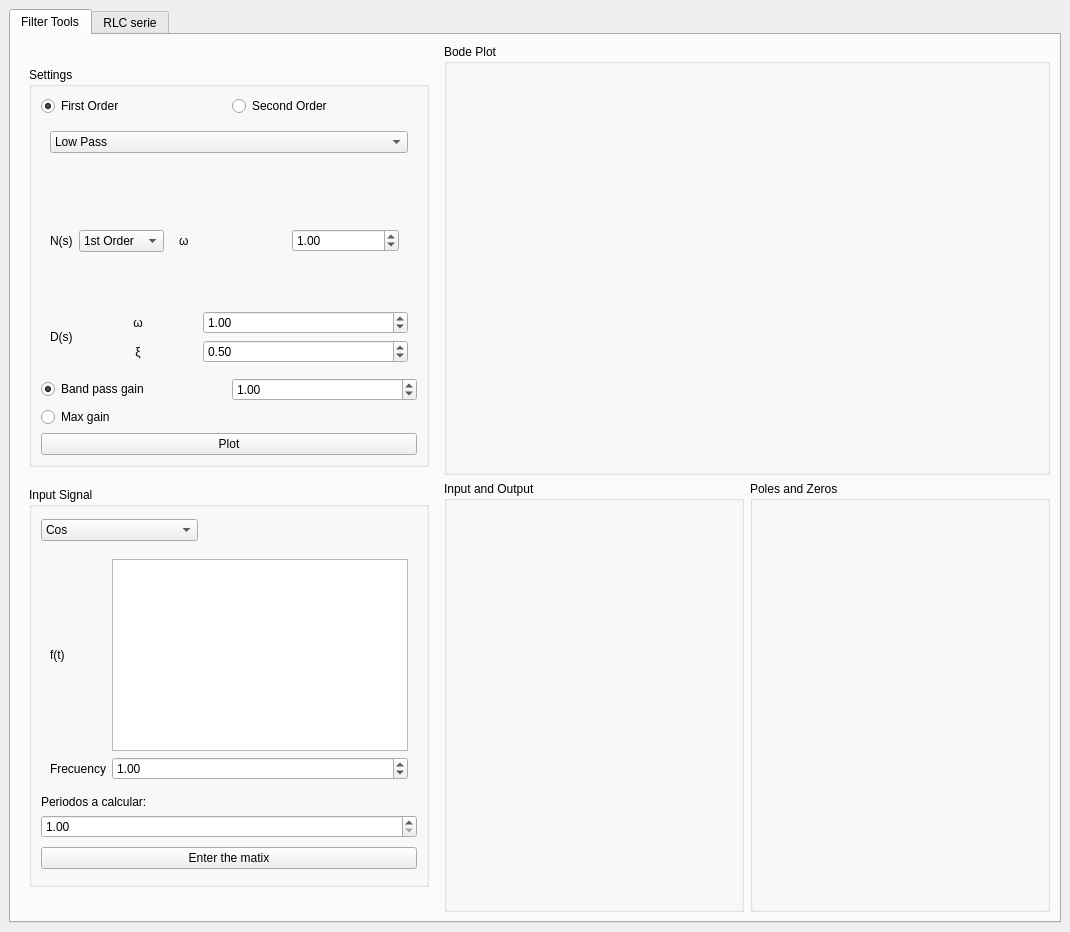
The window that UI.ui (GullinoAgus/Filter-TOOL-ELECTRO) describes before a commit, drawn with Qt 5.
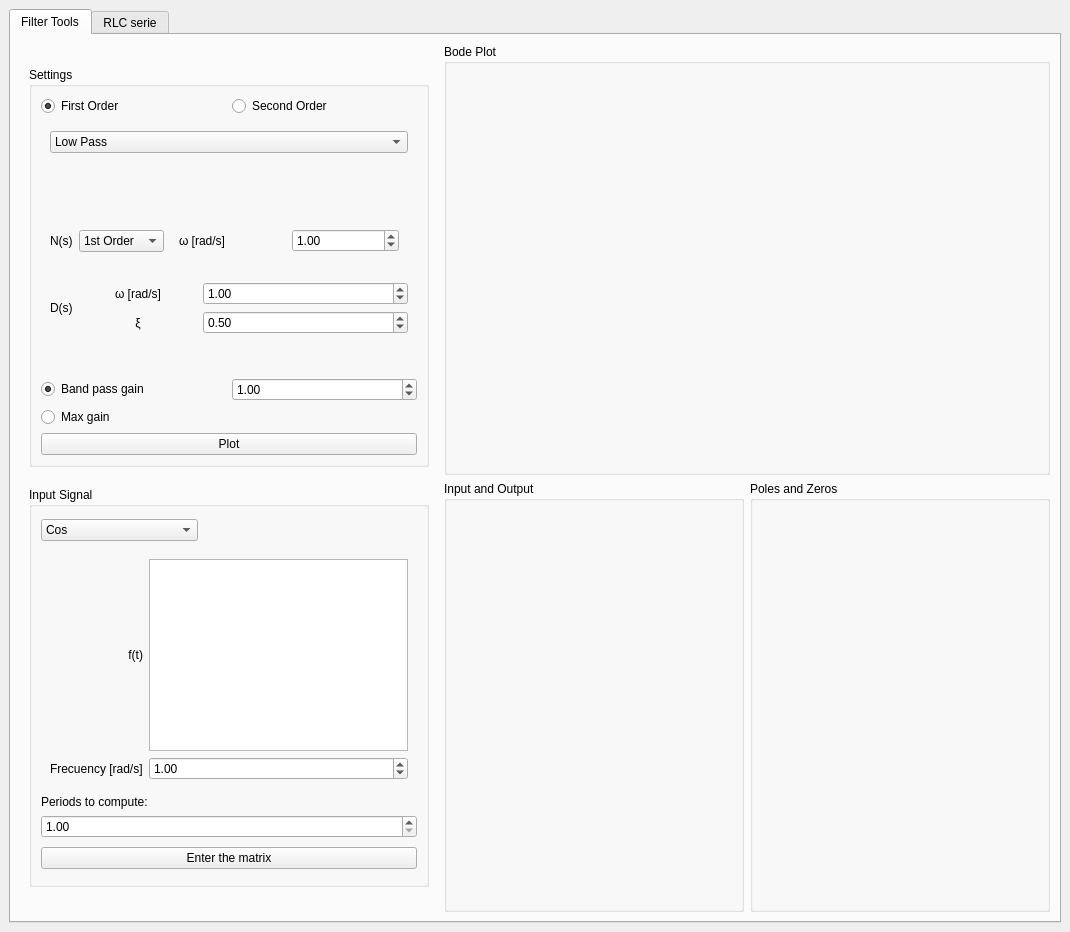
The same window after the commit. The open tabs and pages were chosen to show the change.

Commit message: Interfaz grafica actualizada

Diff of the .ui file:
```diff
--- a/UI.ui
+++ b/UI.ui
@@ -312,6 +312,12 @@
                        <layout class="QHBoxLayout" name="horizontalLayout_7">
                         <item>
                          <widget class="QLabel" name="label_2">
+                          <property name="sizePolicy">
+                           <sizepolicy hsizetype="Preferred" vsizetype="Maximum">
+                            <horstretch>0</horstretch>
+                            <verstretch>0</verstretch>
+                           </sizepolicy>
+                          </property>
                           <property name="text">
                            <string>N(s)</string>
                           </property>
@@ -333,6 +339,12 @@
                         </item>
                         <item>
                          <widget class="QStackedWidget" name="NumeratorComboBoxStackedWidget">
+                          <property name="sizePolicy">
+                           <sizepolicy hsizetype="Preferred" vsizetype="Maximum">
+                            <horstretch>0</horstretch>
+                            <verstretch>0</verstretch>
+                           </sizepolicy>
+                          </property>
                           <property name="currentIndex">
                            <number>0</number>
                           </property>
@@ -343,7 +355,7 @@
                               <item row="0" column="0">
                                <widget class="QLabel" name="label_20">
                                 <property name="text">
-                                 <string>ω</string>
+                                 <string>ω [rad/s]</string>
                                 </property>
                                </widget>
                               </item>
@@ -459,7 +471,7 @@
                              </size>
                             </property>
                             <property name="text">
-                             <string>ω</string>
+                             <string>ω [rad/s]</string>
                             </property>
                             <property name="textFormat">
                              <enum>Qt::AutoText</enum>
@@ -808,23 +820,6 @@
                   </widget>
                   <widget class="QWidget" name="page_4">
                    <layout class="QGridLayout" name="gridLayout_11">
-                    <item row="0" column="0">
-                     <widget class="QLabel" name="label_11">
-                      <property name="text">
-                       <string>f(t)</string>
-                      </property>
-                     </widget>
-                    </item>
-                    <item row="1" column="0">
-                     <widget class="QLabel" name="label_12">
-                      <property name="text">
-                       <string>Frecuency</string>
-                      </property>
-                     </widget>
-                    </item>
-                    <item row="0" column="1">
-                     <widget class="QTextEdit" name="FuncInputSignalTextEdit4"/>
-                    </item>
                     <item row="1" column="1">
                      <widget class="QDoubleSpinBox" name="FInputSignalDoubleSpinBox4">
                       <property name="minimum">
@@ -838,6 +833,26 @@
                       </property>
                      </widget>
                     </item>
+                    <item row="0" column="1">
+                     <widget class="QTextEdit" name="FuncInputSignalTextEdit4"/>
+                    </item>
+                    <item row="1" column="0">
+                     <widget class="QLabel" name="label_12">
+                      <property name="text">
+                       <string>Frecuency [rad/s]</string>
+                      </property>
+                     </widget>
+                    </item>
+                    <item row="0" column="0">
+                     <widget class="QLabel" name="label_11">
+                      <property name="text">
+                       <string>f(t)</string>
+                      </property>
+                      <property name="alignment">
+                       <set>Qt::AlignRight|Qt::AlignTrailing|Qt::AlignVCenter</set>
+                      </property>
+                     </widget>
+                    </item>
                    </layout>
                   </widget>
                   <widget class="QWidget" name="page_13"/>
@@ -859,7 +874,7 @@
                    </sizepolicy>
                   </property>
                   <property name="text">
-                   <string>Periodos a calcular:</string>
+                   <string>Periods to compute:</string>
                   </property>
                  </widget>
                 </item>
@@ -868,7 +883,7 @@
               <item row="2" column="0">
                <widget class="QPushButton" name="pushButton">
                 <property name="text">
-                 <string>Enter the matix</string>
+                 <string>Enter the matrix</string>
                 </property>
                </widget>
               </item>
```
Left out of the diff: 60 changed lines with no effect on the pictures. The commit also changes 1 other file.
